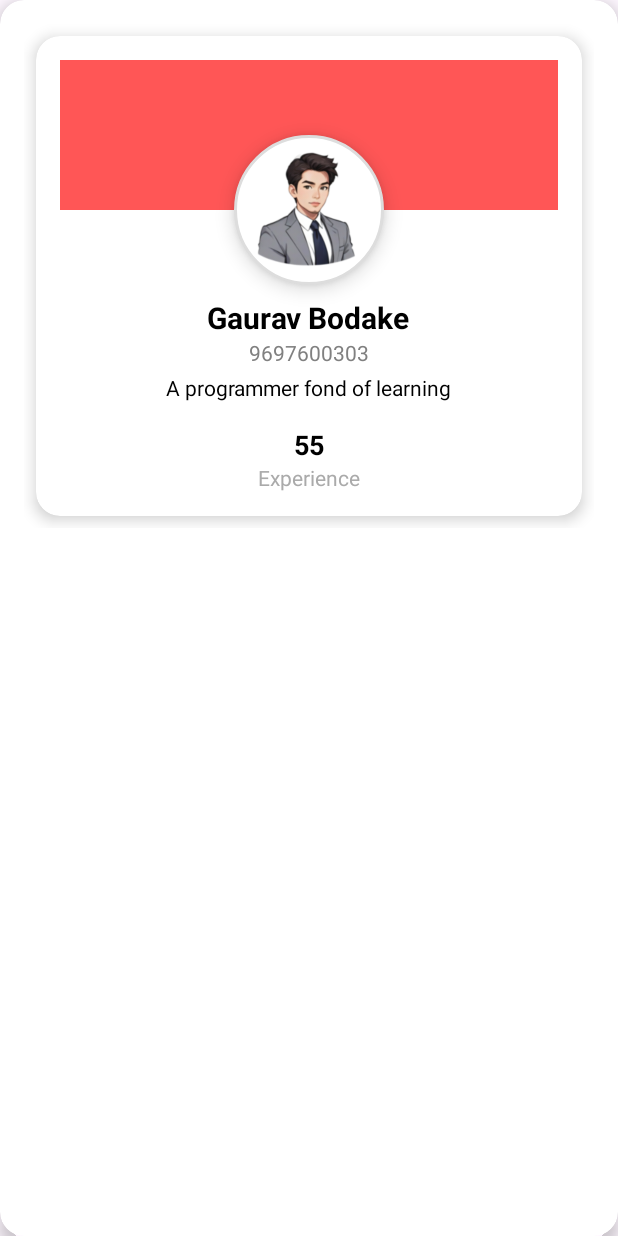
After one commit to Sushant092003/Journey_Craft, an Android app: the layout dialog_guide_details.xml on its own in the app's theme, with its tools: preview values and no code run, on a phone screen of 412 x 824 dp. The commit adds this screen. Run offline under Robolectric (Android 15) with nearby library versions, the phone set to English and light mode, and no system bars.

Commit message:
Special guide for each location

```diff
--- /dev/null
+++ b/app/src/main/res/layout/dialog_guide_details.xml
@@ -0,0 +1,118 @@
+<?xml version="1.0" encoding="utf-8"?>
+<androidx.cardview.widget.CardView xmlns:android="http://schemas.android.com/apk/res/android"
+    android:layout_width="match_parent"
+    android:layout_height="match_parent"
+    xmlns:app="http://schemas.android.com/apk/res-auto"
+    android:fillViewport="true"
+    app:cardCornerRadius="16dp"
+    app:cardElevation="6dp"
+    android:padding="16dp"
+    android:background="@color/white">
+
+    <LinearLayout
+        android:layout_width="match_parent"
+        android:layout_height="wrap_content"
+        android:orientation="vertical"
+        android:gravity="center"
+        android:background="@android:color/transparent"
+        android:padding="16dp">
+
+        <androidx.cardview.widget.CardView
+            android:layout_width="match_parent"
+            android:layout_height="wrap_content"
+            android:layout_margin="8dp"
+            app:cardCornerRadius="16dp"
+            app:cardElevation="6dp"
+            android:background="@android:color/white">
+
+            <LinearLayout
+                android:layout_width="match_parent"
+                android:layout_height="wrap_content"
+                android:orientation="vertical"
+                android:gravity="center"
+                android:padding="16dp">
+
+                <!-- Top Header with GitHub Icon -->
+                <RelativeLayout
+                    android:layout_width="match_parent"
+                    android:layout_height="100dp"
+                    android:background="@color/red"
+                    android:padding="8dp"/>
+
+                <!-- Profile Image -->
+                <ImageView
+                    android:layout_width="100dp"
+                    android:layout_height="100dp"
+                    android:layout_marginTop="-50dp"
+                    android:scaleType="centerCrop"
+                    android:src="@drawable/profile_picture"
+                    android:background="@drawable/circle"
+                    android:elevation="8dp"/>
+
+                <!-- Name -->
+                <TextView
+                    android:id="@+id/name"
+                    android:layout_width="wrap_content"
+                    android:layout_height="wrap_content"
+                    android:text="Gaurav Bodake"
+                    android:textSize="20sp"
+                    android:textStyle="bold"
+                    android:layout_marginTop="8dp"/>
+
+                <!-- Username -->
+                <TextView
+                    android:layout_width="wrap_content"
+                    android:layout_height="wrap_content"
+                    android:text="9697600303"
+                    android:textSize="14sp"
+                    android:id="@+id/phone_number"
+                    android:textColor="@color/gray"/>
+
+                <!-- Bio -->
+                <TextView
+                    android:id="@+id/bio"
+                    android:layout_width="wrap_content"
+                    android:layout_height="wrap_content"
+                    android:text="A programmer fond of learning"
+                    android:textSize="14sp"
+                    android:textColor="@android:color/black"
+                    android:layout_marginTop="4dp"/>
+
+                <!-- Stats Row -->
+                <LinearLayout
+                    android:layout_width="match_parent"
+                    android:layout_height="wrap_content"
+                    android:orientation="horizontal"
+                    android:gravity="center"
+                    android:layout_marginTop="16dp">
+
+                    <LinearLayout
+                        android:layout_width="0dp"
+                        android:layout_height="wrap_content"
+                        android:layout_weight="1"
+                        android:orientation="vertical"
+                        android:gravity="center">
+
+                        <TextView
+                            android:id="@+id/experience"
+                            android:layout_width="wrap_content"
+                            android:layout_height="wrap_content"
+                            android:text="55"
+                            android:textSize="18sp"
+                            android:textStyle="bold"/>
+
+                        <TextView
+                            android:layout_width="wrap_content"
+                            android:layout_height="wrap_content"
+                            android:text="Experience"
+                            android:textSize="14sp"
+                            android:textColor="@android:color/darker_gray"/>
+                    </LinearLayout>
+
+                </LinearLayout>
+
+            </LinearLayout>
+        </androidx.cardview.widget.CardView>
+
+    </LinearLayout>
+</androidx.cardview.widget.CardView>
```
Also changed, not shown: app/build.gradle.kts (+7 -14 lines), app/src/main/AndroidManifest.xml (+8 -4 lines), app/src/main/assets/places_lat_lng.csv (+29 -31 lines), app/src/main/java/com/gmail_bssushant2003/journeycraft/DetailedPlan/PlanActivity.kt (+61 -14 lines), app/src/main/java/com/gmail_bssushant2003/journeycraft/Fragments/GuideDetailsDialogFragment.kt (added, +42 -0 lines), app/src/main/java/com/gmail_bssushant2003/journeycraft/GuidesAndRestaurants/MapsActivity.kt (added, +103 -0 lines), app/src/main/res/layout/activity_maps.xml (added, +18 -0 lines).
